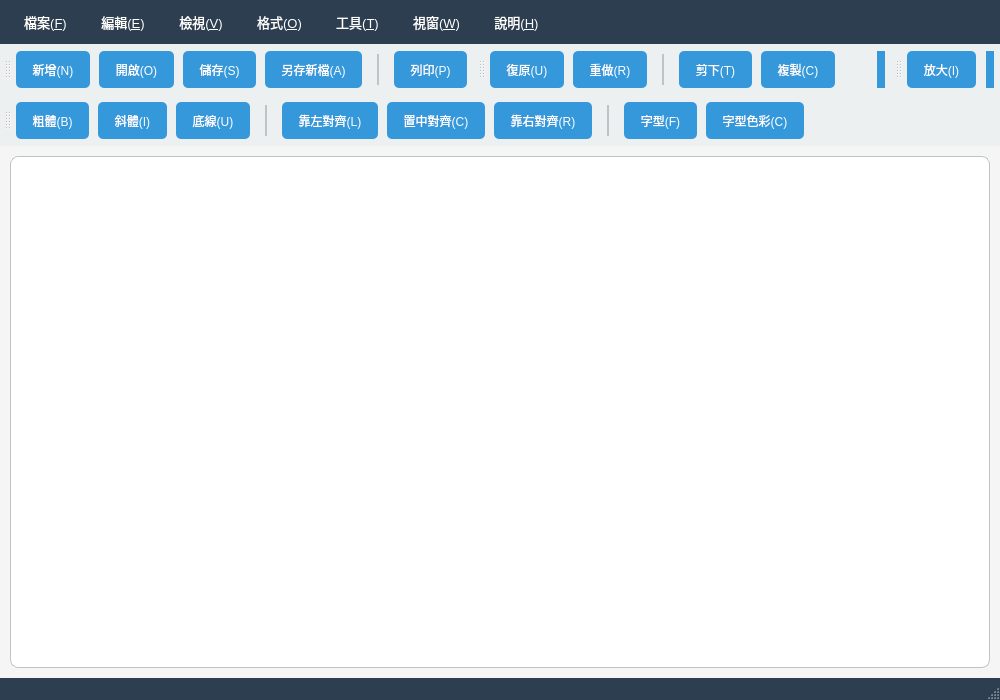
Qt form mainwindow.ui (ID41343107/designwindow) before a commit.
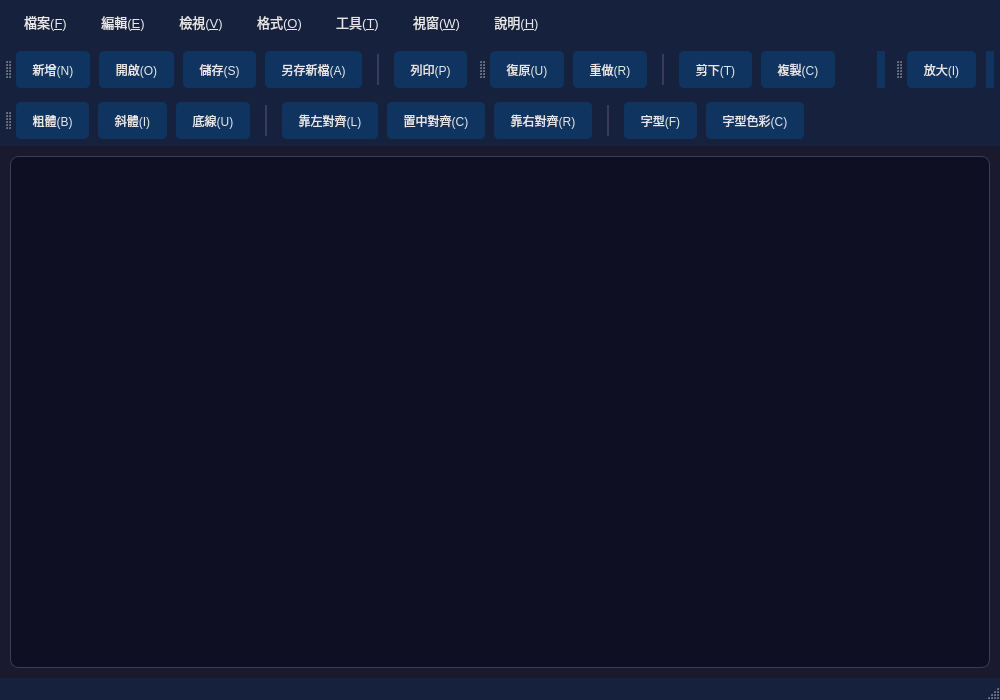
The same form after that commit.

Commit message: Update UI to dark theme style

What changed in the file:
```diff
--- a/mainwindow.ui
+++ b/mainwindow.ui
@@ -15,12 +15,12 @@
   </property>
   <property name="styleSheet">
    <string notr="true">QMainWindow {
-    background-color: #f5f5f5;
+    background-color: #1a1a2e;
 }
 
 QMenuBar {
-    background-color: #2c3e50;
-    color: white;
+    background-color: #16213e;
+    color: #e8e8e8;
     padding: 4px;
     font-size: 13px;
 }
@@ -33,7 +33,7 @@
 }
 
 QMenuBar::item:selected {
-    background-color: #3498db;
+    background-color: #0f3460;
 }
 
 QMenu {
@@ -59,7 +59,7 @@
 }
 
 QToolBar {
-    background-color: #ecf0f1;
+    background-color: #16213e;
     border: none;
     padding: 5px;
     spacing: 5px;
@@ -67,13 +67,13 @@
 
 QToolBar::separator {
     width: 2px;
-    background-color: #bdc3c7;
+    background-color: #3a3a5c;
     margin: 5px 8px;
 }
 
 QToolButton {
-    background-color: #3498db;
-    color: white;
+    background-color: #0f3460;
+    color: #e8e8e8;
     border: none;
     border-radius: 5px;
     padding: 8px 12px;
@@ -90,8 +90,8 @@
 }
 
 QStatusBar {
-    background-color: #2c3e50;
-    color: white;
+    background-color: #16213e;
+    color: #e8e8e8;
     padding: 5px;
     font-size: 12px;
 }</string>
@@ -114,8 +114,8 @@
      <widget class="QFrame" name="contentFrame">
       <property name="styleSheet">
        <string notr="true">QFrame#contentFrame {
-    background-color: white;
-    border: 1px solid #bdc3c7;
+    background-color: #0f0f23;
+    border: 1px solid #3a3a5c;
     border-radius: 8px;
 }</string>
       </property>
```
Left out of the diff: 14 changed lines with no effect on the pictures. The commit also changes 2 other files.
